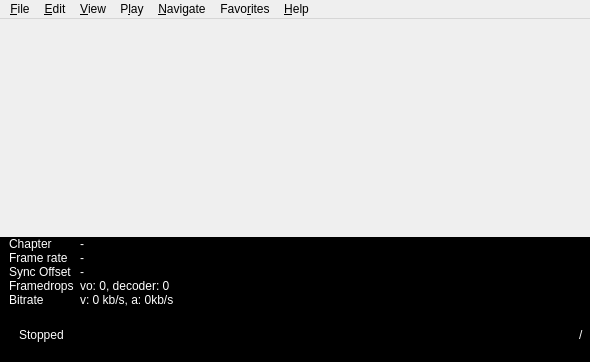
Before: the Qt Designer form mainwindow.ui in mpc-qt/mpc-qt, drawn with Qt 5.
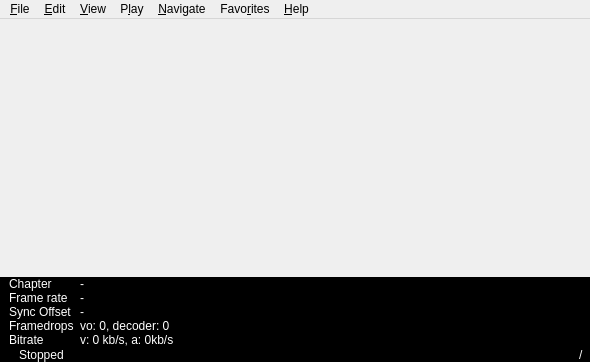
After: the same form once the commit is applied. Icons and pictures are not drawn.

Commit message: mainwindow: fix weird bottom area tomfoolery

Patch:
```diff
--- a/mainwindow.ui
+++ b/mainwindow.ui
@@ -86,12 +86,6 @@
        </property>
        <item>
         <widget class="QFrame" name="controlSection">
-         <property name="sizePolicy">
-          <sizepolicy hsizetype="Preferred" vsizetype="Fixed">
-           <horstretch>0</horstretch>
-           <verstretch>0</verstretch>
-          </sizepolicy>
-         </property>
          <layout class="QVBoxLayout" name="controlSectionLayout">
           <property name="spacing">
            <number>0</number>
```
The commit also changes 1 other file.
